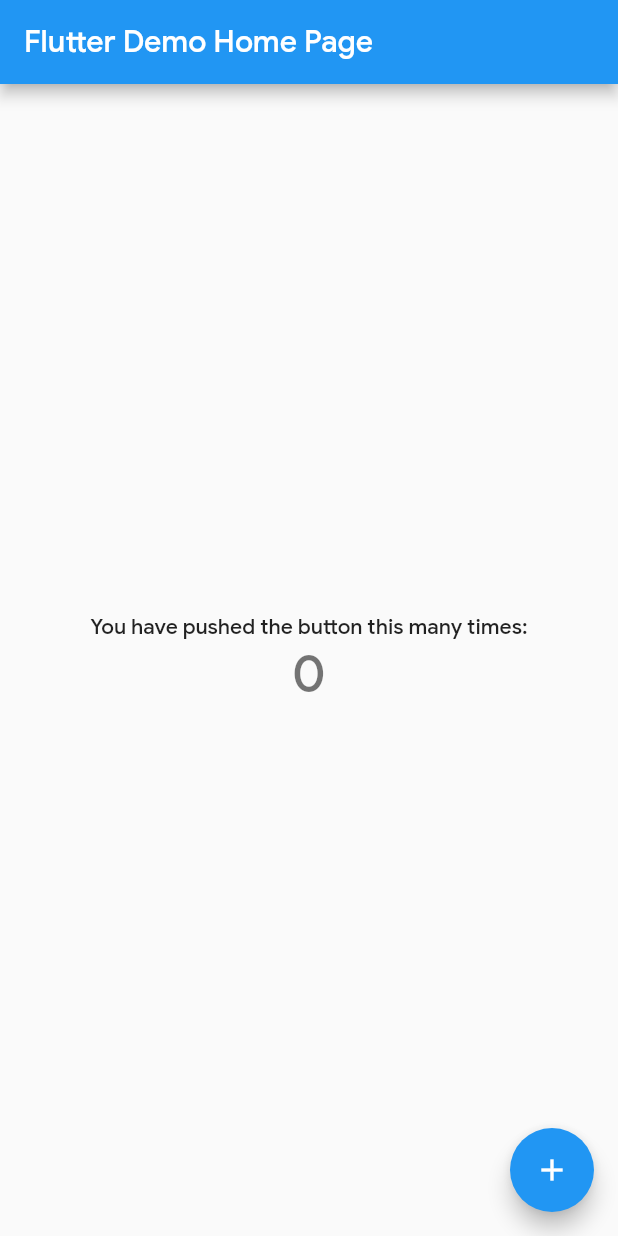
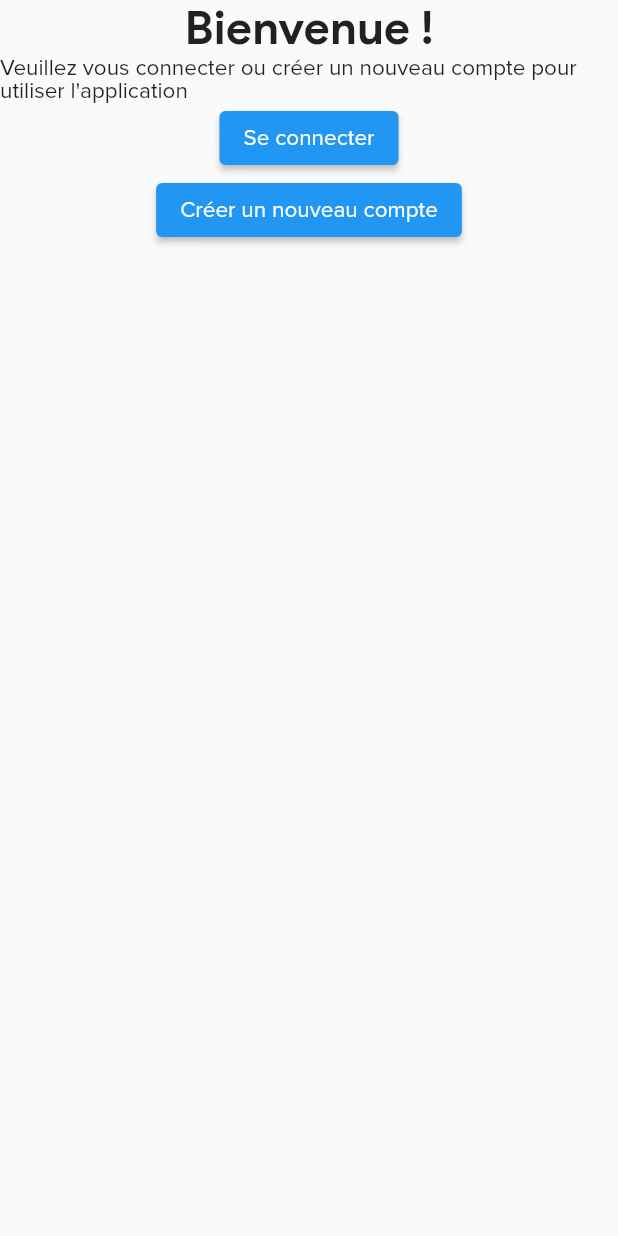
Before and after one commit to LeKaZeD/SteamApp, a Flutter app: the screen it shows after launch, on a phone screen of 412 x 824 dp. Run offline on Flutter 3.47's test engine with Material 2 defaults, Android fonts, the phone set to English and light mode, and no system bars.

Commit message:
connexion page

```diff
--- /dev/null
+++ b/lib/Connexion.dart
@@ -0,0 +1,75 @@
+import 'package:flutter/material.dart';
+
+class Connexion extends StatefulWidget {
+  const Connexion({super.key, required this.title});
+
+  final String title;
+
+  @override
+  State<Connexion> createState() => _ConnexionPageState();
+}
+
+class _ConnexionPageState extends State<Connexion> {
+  @override
+  Widget build(BuildContext context) {
+    return Scaffold(
+      body: Center(
+        child: Column(
+          mainAxisAlignment: MainAxisAlignment.start,
+          children: [
+            Row(
+              mainAxisAlignment: MainAxisAlignment.center,
+              children: const [
+                Text(
+                  'Bienvenue !',
+                  style: TextStyle(
+                      fontFamily: 'GoogleSans',
+                      fontWeight: FontWeight.bold,
+                      fontSize: 30),
+                ),
+              ],
+            ),
+            Row(
+              mainAxisAlignment: MainAxisAlignment.center,
+              children: const [
+                Flexible(
+                    flex: 1,
+                    child: Text(
+                      'Veuillez vous connecter ou créer un nouveau compte pour utiliser l\'application',
+                      style: TextStyle(
+                          fontFamily: 'Proxima',
+                          fontWeight: FontWeight.normal,
+                          fontSize: 15),
+                    )),
+              ],
+            ),
+            Row(
+              mainAxisAlignment: MainAxisAlignment.center,
+              children: <Widget>[
+                ElevatedButton(
+                  style: ElevatedButton.styleFrom(
+                      textStyle:
+                          const TextStyle(fontFamily: 'Proxima', fontSize: 15)),
+                  onPressed: () {},
+                  child: const Text('Se connecter'),
+                ),
+              ],
+            ),
+            Row(
+              mainAxisAlignment: MainAxisAlignment.center,
+              children: <Widget>[
+                ElevatedButton(
+                  style: ElevatedButton.styleFrom(
+                      textStyle:
+                          const TextStyle(fontFamily: 'Proxima', fontSize: 15)),
+                  onPressed: () {},
+                  child: const Text('Créer un nouveau compte'),
+                ),
+              ],
+            ),
+          ],
+        ),
+      ),
+    );
+  }
+}
--- a/lib/main.dart
+++ b/lib/main.dart
@@ -1,4 +1,5 @@
 import 'package:flutter/material.dart';
+import 'package:steam_app/Connexion.dart';
 
 import 'HomePage.dart';
 
@@ -27,7 +28,7 @@
         primarySwatch: Colors.blue,
         fontFamily: 'GoogleSans',
       ),
-      home: const MyHomePage(title: 'Flutter Demo Home Page'),
+      home: const Connexion(title: 'Flutter Demo Home Page'),
     );
   }
 }
--- a/pubspec.yaml
+++ b/pubspec.yaml
@@ -74,6 +74,9 @@
           style: italic
         - asset: assets/font/GoogleSans-regular.ttf
           style: normal
+    - family: Proxima
+      fonts:
+        - asset: assets/font/Proxima Nova Font.otf
 
   # To add assets to your application, add an assets section, like this:
   # assets:
```
Also changed, not shown: assets/font/Proxima Nova Font.otf (added).
